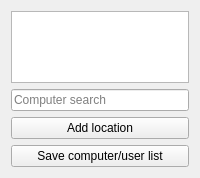
First picture: the form in master/src/ComputerSelectPanel.ui, repository veyon/veyon, before the edit.
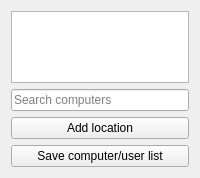
Second picture: the form after the edit.

Commit message: ComputerSelectPanel: improve placeholder text

What changed in the file:
```diff
--- a/master/src/ComputerSelectPanel.ui
+++ b/master/src/ComputerSelectPanel.ui
@@ -31,7 +31,7 @@
    <item>
     <widget class="QLineEdit" name="filterLineEdit">
      <property name="placeholderText">
-      <string>Computer search</string>
+      <string>Search computers</string>
      </property>
     </widget>
    </item>
```
